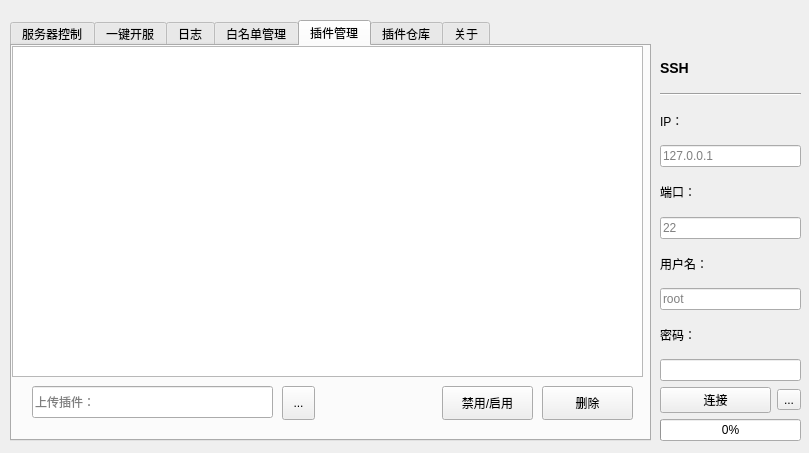
This is UI/main.ui in Sakitami/MinecraftBDS-Manager as Qt 5 draws it before an edit. The edited form follows.
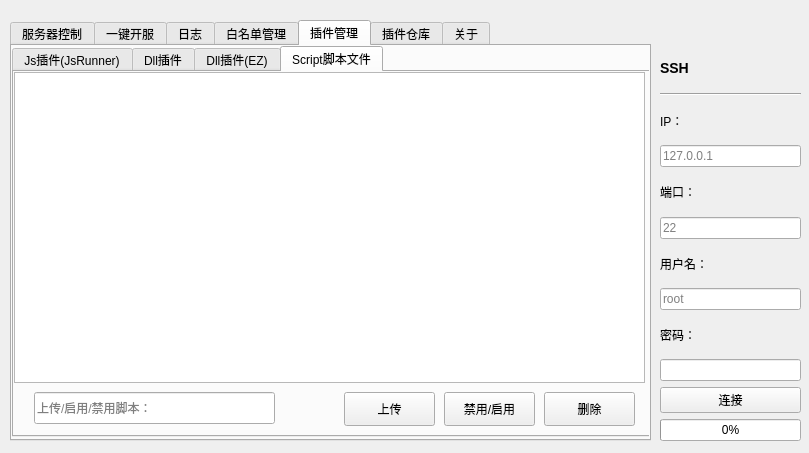
This is the edited form. The open tabs and pages were chosen to show the change.

Commit message: Optimized interface display

Diff of the .ui file:
```diff
--- a/UI/main.ui
+++ b/UI/main.ui
@@ -752,21 +752,46 @@
     <attribute name="title">
      <string>插件管理</string>
     </attribute>
-    <widget class="QListView" name="plugin_list_lst">
+    <widget class="QTabWidget" name="tabWidget">
      <property name="geometry">
       <rect>
        <x>0</x>
        <y>0</y>
+       <width>641</width>
+       <height>391</height>
+      </rect>
+     </property>
+     <property name="layoutDirection">
+      <enum>Qt::LeftToRight</enum>
+     </property>
+     <property name="autoFillBackground">
+      <bool>false</bool>
+     </property>
+     <property name="currentIndex">
+      <number>0</number>
+     </property>
+     <widget class="QWidget" name="tab_2">
+      <attribute name="title">
+       <string>Js插件(JsRunner)</string>
+      </attribute>
+      <widget class="QTableWidget" name="plugin_js_list">
+       <property name="geometry">
+        <rect>
+         <x>0</x>
+         <y>0</y>
        <width>631</width>
-       <height>331</height>
-      </rect>
-     </property>
-    </widget>
-    <widget class="QPushButton" name="plugin_onoff_button">
+         <height>311</height>
+        </rect>
+       </property>
+       <property name="editTriggers">
+        <set>QAbstractItemView::DoubleClicked|QAbstractItemView::EditKeyPressed|QAbstractItemView::SelectedClicked</set>
+       </property>
+      </widget>
+      <widget class="QLineEdit" name="plugin_js_upload_edit">
      <property name="geometry">
       <rect>
        <x>430</x>
-       <y>340</y>
+         <y>320</y>
        <width>91</width>
        <height>34</height>
       </rect>
@@ -775,11 +800,11 @@
       <string>禁用/启用</string>
      </property>
     </widget>
-    <widget class="QPushButton" name="plugin_del_button">
+      <widget class="QPushButton" name="plugin_js_del_button">
      <property name="geometry">
       <rect>
        <x>530</x>
-       <y>340</y>
+         <y>320</y>
        <width>91</width>
        <height>34</height>
       </rect>
@@ -788,11 +813,68 @@
       <string>删除</string>
      </property>
     </widget>
-    <widget class="QLineEdit" name="plugin_upload_edit">
+      <widget class="QPushButton" name="plugin_js_upload_button">
      <property name="geometry">
       <rect>
+         <x>330</x>
+         <y>320</y>
+         <width>91</width>
+         <height>34</height>
+        </rect>
+       </property>
+       <property name="text">
+        <string>上传</string>
+       </property>
+      </widget>
+     </widget>
+     <widget class="QWidget" name="tab_3">
+      <attribute name="title">
+       <string>Dll插件</string>
+      </attribute>
+      <widget class="QPushButton" name="plugin_dll_set_button">
+       <property name="geometry">
+        <rect>
+         <x>430</x>
+         <y>320</y>
+         <width>91</width>
+         <height>34</height>
+        </rect>
+       </property>
+       <property name="text">
+        <string>禁用/启用</string>
+       </property>
+      </widget>
+      <widget class="QPushButton" name="plugin_dll_del_button">
+       <property name="geometry">
+        <rect>
+         <x>530</x>
+         <y>320</y>
+         <width>91</width>
+         <height>34</height>
+        </rect>
+       </property>
+       <property name="text">
+        <string>删除</string>
+       </property>
+      </widget>
+      <widget class="QTableWidget" name="plugin_dll_list">
+       <property name="geometry">
+        <rect>
+         <x>0</x>
+         <y>0</y>
+         <width>631</width>
+         <height>311</height>
+        </rect>
+       </property>
+       <property name="editTriggers">
+        <set>QAbstractItemView::DoubleClicked|QAbstractItemView::EditKeyPressed|QAbstractItemView::SelectedClicked</set>
+       </property>
+      </widget>
+      <widget class="QLineEdit" name="plugin_dll_upload_edit">
+       <property name="geometry">
+        <rect>
        <x>20</x>
-       <y>340</y>
+         <y>320</y>
        <width>241</width>
        <height>32</height>
       </rect>
@@ -801,21 +883,114 @@
       <string/>
      </property>
      <property name="placeholderText">
-      <string>上传插件：</string>
-     </property>
-    </widget>
-    <widget class="QToolButton" name="plugin_uploadaddr_choose">
+        <string>上传/启用/禁用插件：</string>
+       </property>
+      </widget>
+      <widget class="QPushButton" name="plugin_dll_upload_button">
      <property name="geometry">
       <rect>
-       <x>270</x>
-       <y>340</y>
-       <width>33</width>
+         <x>330</x>
+         <y>320</y>
+         <width>91</width>
        <height>34</height>
       </rect>
      </property>
      <property name="text">
-      <string>...</string>
-     </property>
+        <string>上传</string>
+       </property>
+      </widget>
+     </widget>
+     <widget class="QWidget" name="tab_4">
+      <attribute name="title">
+       <string>Dll插件(EZ)</string>
+      </attribute>
+      <widget class="QPushButton" name="plugin_ez_save_button">
+       <property name="geometry">
+        <rect>
+         <x>530</x>
+         <y>320</y>
+         <width>91</width>
+         <height>34</height>
+        </rect>
+       </property>
+       <property name="text">
+        <string>保存</string>
+       </property>
+      </widget>
+     </widget>
+     <widget class="QWidget" name="tab_5">
+      <attribute name="title">
+       <string>Script脚本文件</string>
+      </attribute>
+      <widget class="QTableWidget" name="plugin_script_list">
+       <property name="geometry">
+        <rect>
+         <x>0</x>
+         <y>0</y>
+         <width>631</width>
+         <height>311</height>
+        </rect>
+       </property>
+       <property name="editTriggers">
+        <set>QAbstractItemView::DoubleClicked|QAbstractItemView::EditKeyPressed|QAbstractItemView::SelectedClicked</set>
+       </property>
+      </widget>
+      <widget class="QLineEdit" name="plugin_script_upload_edit">
+       <property name="geometry">
+        <rect>
+         <x>20</x>
+         <y>320</y>
+         <width>241</width>
+         <height>32</height>
+        </rect>
+       </property>
+       <property name="text">
+        <string/>
+       </property>
+       <property name="placeholderText">
+        <string>上传/启用/禁用脚本：</string>
+       </property>
+      </widget>
+      <widget class="QPushButton" name="plugin_script_del_button">
+       <property name="geometry">
+        <rect>
+         <x>530</x>
+         <y>320</y>
+         <width>91</width>
+         <height>34</height>
+        </rect>
+       </property>
+       <property name="text">
+        <string>删除</string>
+       </property>
+      </widget>
+      <widget class="QPushButton" name="plugin_script_set_button">
+       <property name="geometry">
+        <rect>
+         <x>430</x>
+         <y>320</y>
+         <width>91</width>
+         <height>34</height>
+        </rect>
+       </property>
+       <property name="text">
+        <string>禁用/启用</string>
+       </property>
+      </widget>
+      <widget class="QPushButton" name="plugin_script_upload_button">
+       <property name="geometry">
+        <rect>
+         <x>330</x>
+         <y>320</y>
+         <width>91</width>
+         <height>34</height>
+        </rect>
+       </property>
+       <property name="text">
+        <string>上传</string>
+       </property>
+      </widget>
+     </widget>
     </widget>
    </widget>
    <widget class="QWidget" name="plugin_store">
@@ -1229,13 +1404,6 @@
         </property>
        </widget>
       </item>
-      <item>
-       <widget class="QToolButton" name="Key_button">
-        <property name="text">
-         <string>...</string>
-        </property>
-       </widget>
-      </item>
      </layout>
     </item>
     <item>
```
Left out of the diff: 99 changed lines with no effect on the pictures. Lines whose indentation alone changed are shown as unchanged. The commit also changes 1 other file.
